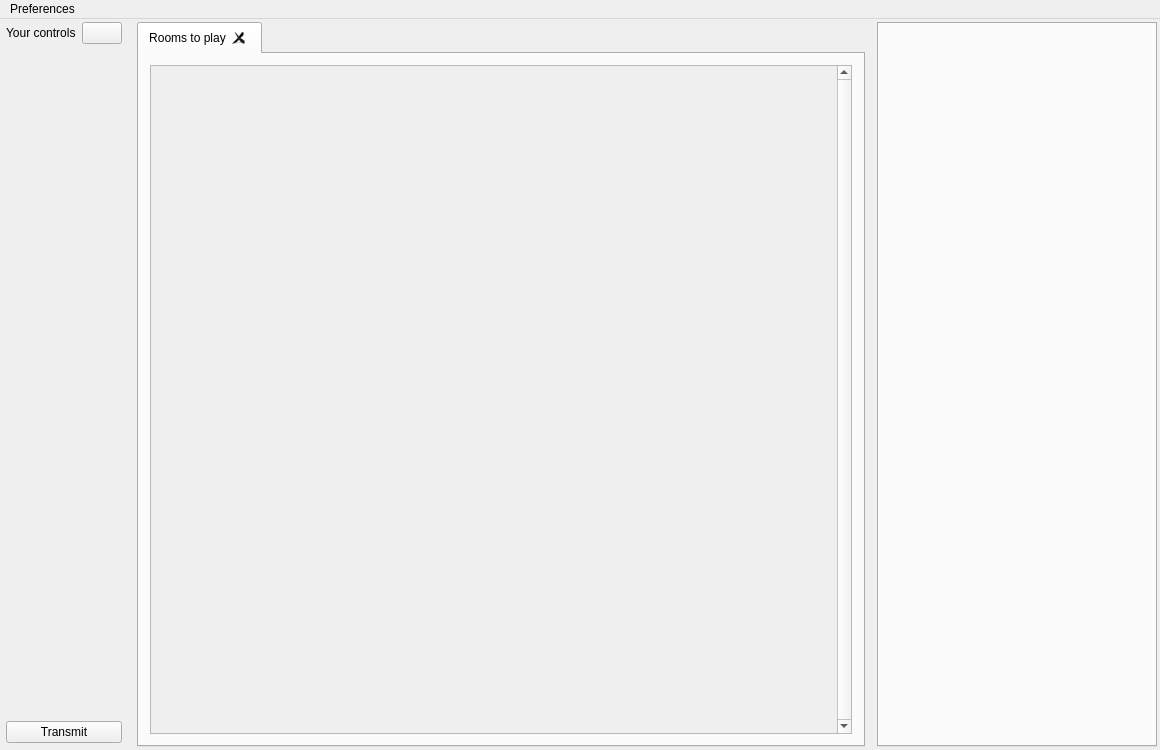
This is src/jamtaba/gui/mainframe.ui in elieserdejesus/JamTaba as Qt 5 draws it before an edit. The edited form follows.
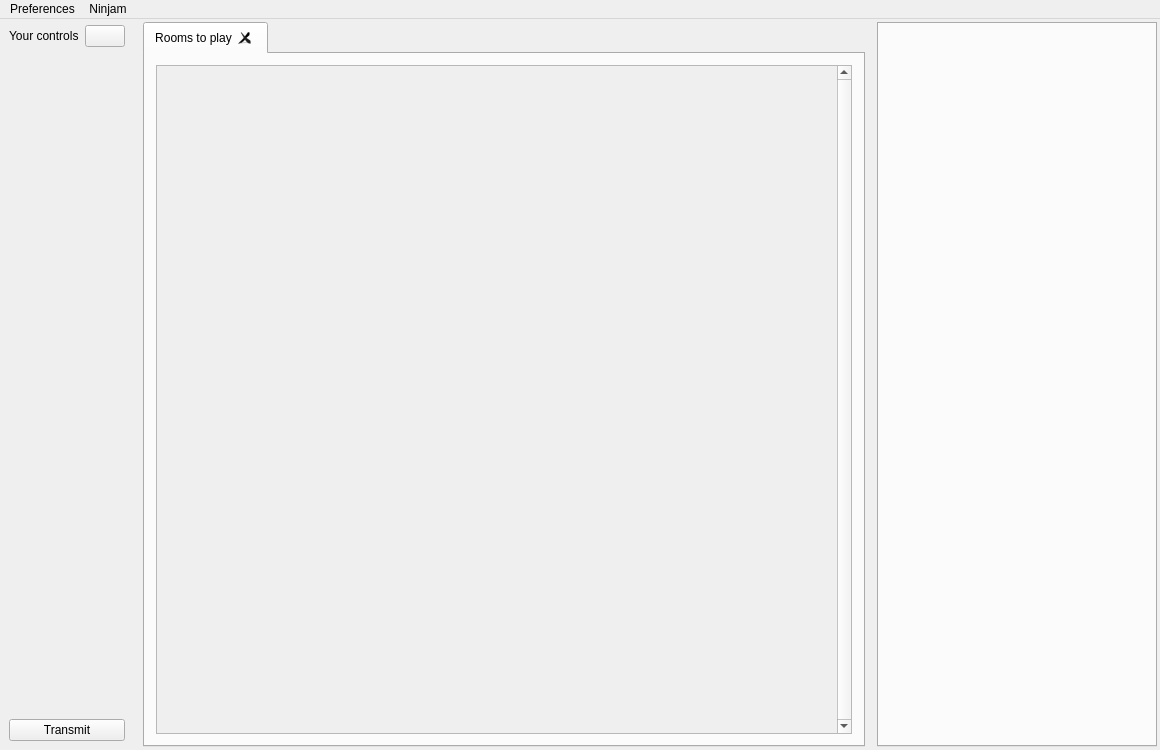
This is the edited form. Icons and pictures are not drawn.

What changed in the file:
```diff
--- a/src/jamtaba/gui/mainframe.ui
+++ b/src/jamtaba/gui/mainframe.ui
@@ -53,16 +53,16 @@
       </property>
       <layout class="QVBoxLayout" name="verticalLayout_2">
        <property name="leftMargin">
-        <number>3</number>
+        <number>6</number>
        </property>
        <property name="topMargin">
-        <number>0</number>
+        <number>3</number>
        </property>
        <property name="rightMargin">
-        <number>3</number>
+        <number>6</number>
        </property>
        <property name="bottomMargin">
-        <number>4</number>
+        <number>6</number>
        </property>
        <item>
         <widget class="QWidget" name="topWidget" native="true">
@@ -231,8 +231,8 @@
                <rect>
                 <x>0</x>
                 <y>0</y>
-                <width>608</width>
-                <height>659</height>
+                <width>694</width>
+                <height>674</height>
                </rect>
               </property>
               <layout class="QVBoxLayout" name="verticalLayout_6">
@@ -329,7 +329,7 @@
      <x>0</x>
      <y>0</y>
      <width>1160</width>
-     <height>22</height>
+     <height>21</height>
     </rect>
    </property>
    <widget class="QMenu" name="menuPreferences">
@@ -341,7 +341,16 @@
     <addaction name="actionVstPreferences"/>
     <addaction name="actionRecording"/>
    </widget>
+   <widget class="QMenu" name="menuNinjam">
+    <property name="title">
+     <string>Ninjam</string>
+    </property>
+    <addaction name="actionPrivate_Server"/>
+    <addaction name="actionNinjam_community_forum"/>
+    <addaction name="actionNinjam_Official_Site"/>
+   </widget>
    <addaction name="menuPreferences"/>
+   <addaction name="menuNinjam"/>
   </widget>
   <action name="actionTest">
    <property name="text">
```
Left out of the diff: 15 changed lines with no effect on the pictures.
